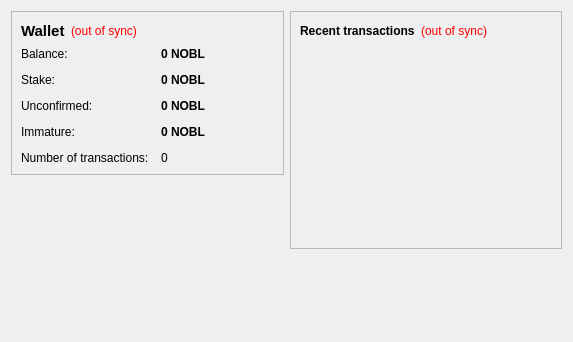
The window that src/qt/forms/overviewpage.ui (TeamNOBL/NobleCoin) describes before a commit, drawn with Qt 5.
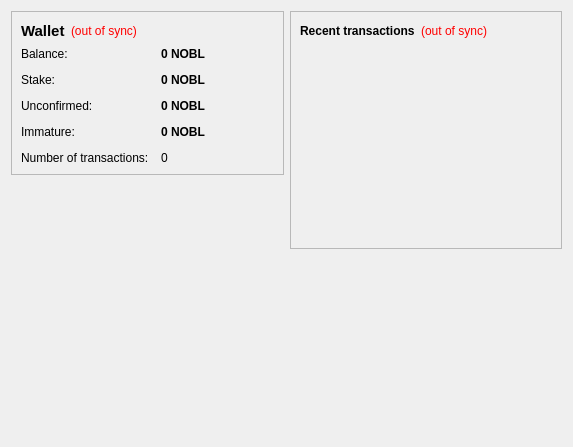
The same window after the commit. Icons and pictures are not drawn.

The edit to the form file:
```diff
--- a/src/qt/forms/overviewpage.ui
+++ b/src/qt/forms/overviewpage.ui
@@ -7,7 +7,7 @@
     <x>0</x>
     <y>0</y>
     <width>573</width>
-    <height>342</height>
+    <height>447</height>
    </rect>
   </property>
   <property name="windowTitle">
@@ -232,7 +232,7 @@
       </spacer>
      </item>
      <item>
-      <widget class="QLabel" name="label_6">
+      <widget class="QLabel" name="labelLogo">
        <property name="text">
         <string/>
        </property>
```
Left out of the diff: 14 changed lines with no effect on the pictures.
